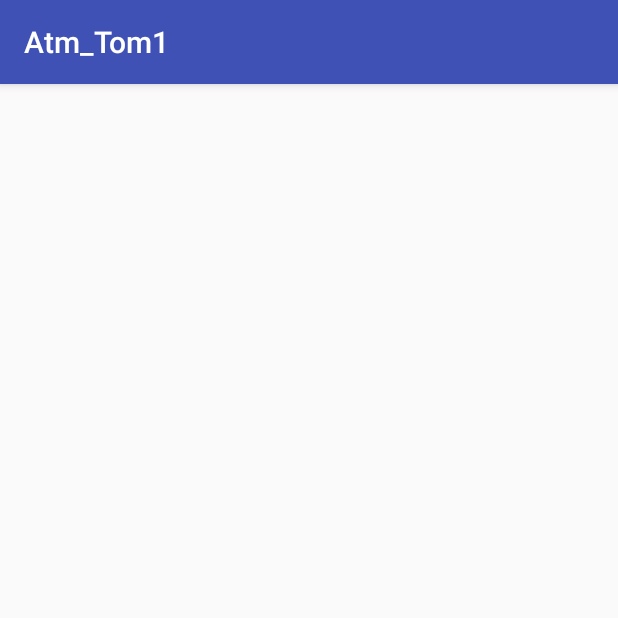
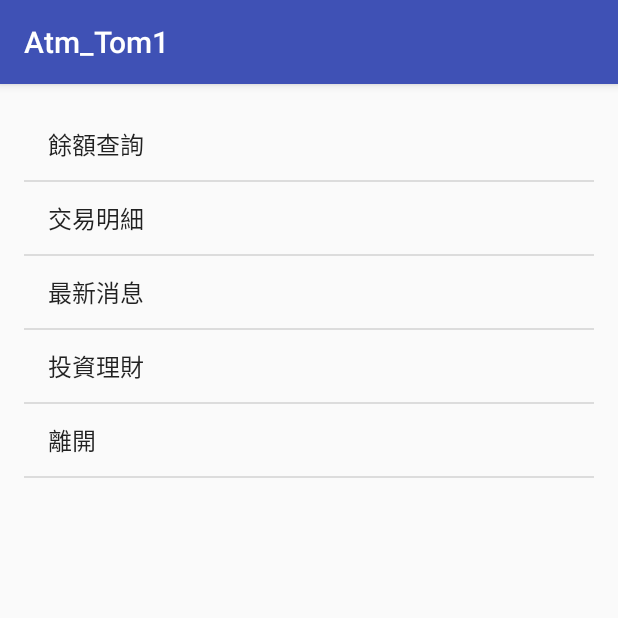
Before and after one commit to tom710236/Atm_Tom1, an Android app: the LoginActivity screen opened directly, with no data from a screen before it, on a phone screen of 412 x 824 dp, the top half of it. Run offline under Robolectric (Android 15) with nearby library versions, the phone set to English and light mode, and no system bars.

Commit message:
清單式功能表

```diff
--- a/app/src/main/java/com/example/tom/atm_tom1/LoginActivity.java
+++ b/app/src/main/java/com/example/tom/atm_tom1/LoginActivity.java
@@ -1,13 +1,29 @@
 package com.example.tom.atm_tom1;
 
+import android.os.Bundle;
 import android.support.v7.app.AppCompatActivity;
-import android.os.Bundle;
+import android.widget.ArrayAdapter;
+import android.widget.ListView;
 
 public class LoginActivity extends AppCompatActivity {
+    //先以字串陣列方式將功能儲存在LoginActivity func陣列
+    String [] func = {"餘額查詢","交易明細","最新消息","投資理財",
+            "離開"};
 
     @Override
     protected void onCreate(Bundle savedInstanceState) {
         super.onCreate(savedInstanceState);
         setContentView(R.layout.activity_login);
+        //取得ListView
+        ListView list = (ListView)findViewById(R.id.list);
+        //當資料來源為字串陣列 可以使用ArrayAdapter
+        /*
+        第一個參數 Context(this),第二個參數 單列項目的設計圖(使用SDK提供的版面),
+        第三個參數 本例的字串陣列
+         */
+        ArrayAdapter adapter = new ArrayAdapter(this,android.R.layout.simple_list_item_1,func);
+        //
+        list.setAdapter(adapter);
+
     }
 }
--- a/app/src/main/res/layout/activity_login.xml
+++ b/app/src/main/res/layout/activity_login.xml
@@ -10,4 +10,11 @@
     android:paddingTop="@dimen/activity_vertical_margin"
     tools:context="com.example.tom.atm_tom1.LoginActivity">
 
+    <ListView
+        android:layout_width="match_parent"
+        android:layout_height="match_parent"
+        android:layout_alignParentTop="true"
+        android:layout_alignParentLeft="true"
+        android:layout_alignParentStart="true"
+        android:id="@+id/list" />
 </RelativeLayout>
```
